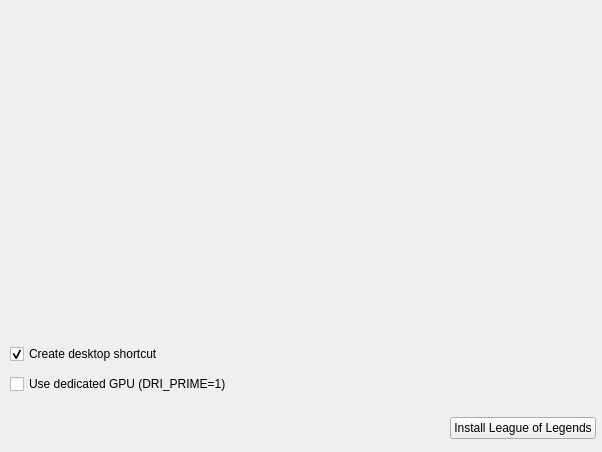
This is python_src/ui/installer.ui in polkaulfield/lol-for-linux-installer as Qt 5 draws it before an edit. The edited form follows.
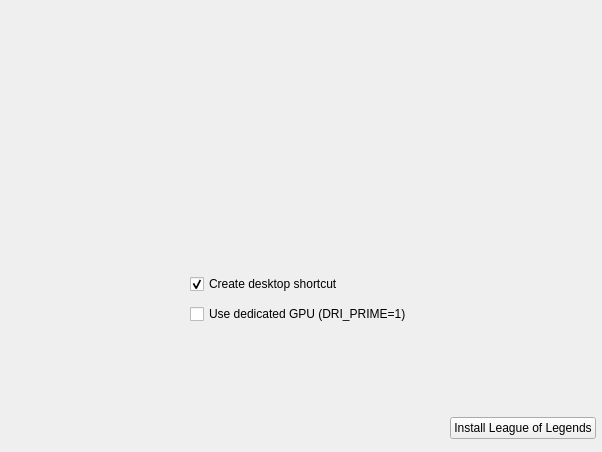
This is the edited form. The open tabs and pages were chosen to show the change. Icons and pictures are not drawn.

```diff
--- a/python_src/ui/installer.ui
+++ b/python_src/ui/installer.ui
@@ -1075,9 +1075,9 @@
               <widget class="QCheckBox" name="checkShortcut">
                <property name="geometry">
                 <rect>
-                 <x>10</x>
-                 <y>150</y>
-                 <width>541</width>
+                 <x>190</x>
+                 <y>80</y>
+                 <width>181</width>
                  <height>22</height>
                 </rect>
                </property>
@@ -1094,9 +1094,9 @@
                </property>
                <property name="geometry">
                 <rect>
-                 <x>10</x>
-                 <y>180</y>
-                 <width>541</width>
+                 <x>190</x>
+                 <y>110</y>
+                 <width>251</width>
                  <height>22</height>
                 </rect>
                </property>
```
Left out of the diff: 2 changed lines with no effect on the pictures.
